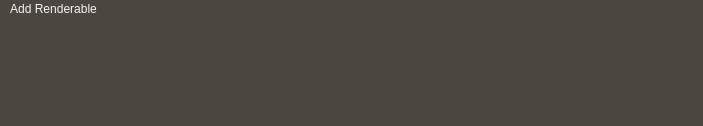
This is src/pyphoplacecellanalysis/GUI/Qt/GlobalApplicationMenus/LocalMenus_AddRenderable.ui in CommanderPho/pyPhoPlaceCellAnalysis as Qt 5 draws it before an edit. The edited form follows.
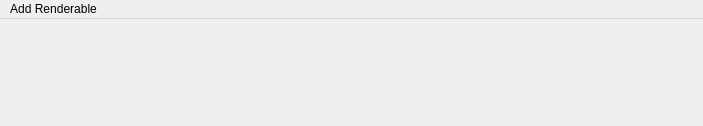
This is the edited form. Icons and pictures are not drawn.

What changed in the file:
```diff
--- a/src/pyphoplacecellanalysis/GUI/Qt/GlobalApplicationMenus/LocalMenus_AddRenderable.ui
+++ b/src/pyphoplacecellanalysis/GUI/Qt/GlobalApplicationMenus/LocalMenus_AddRenderable.ui
@@ -14,13 +14,6 @@
   <property name="windowTitle">
    <string notr="true">LocalMenus</string>
   </property>
-  <property name="styleSheet">
-   <string notr="true">background-color: rgb(71, 58, 46);
-border-color: rgb(207, 207, 207);
-background-color: rgba(71, 65, 60, 180);
-color: rgb(244, 244, 244);
-border-color: rgb(0, 0, 0);</string>
-  </property>
   <widget class="QWidget" name="centralwidget"/>
   <widget class="QMenuBar" name="menubar">
    <property name="geometry">
```
